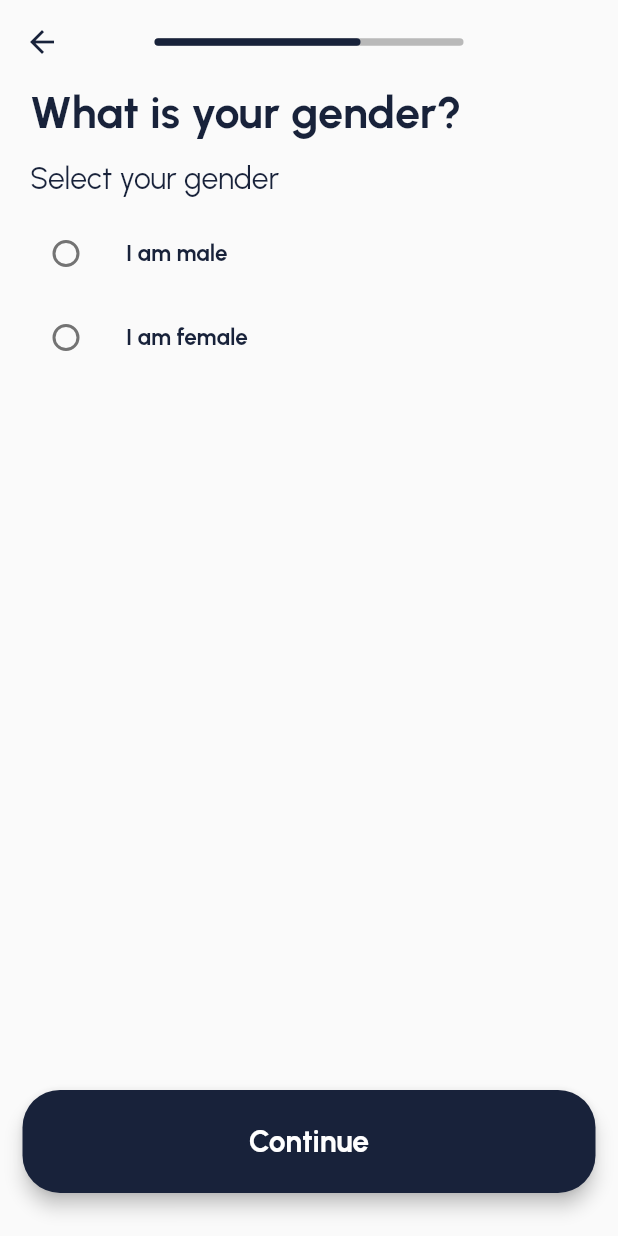
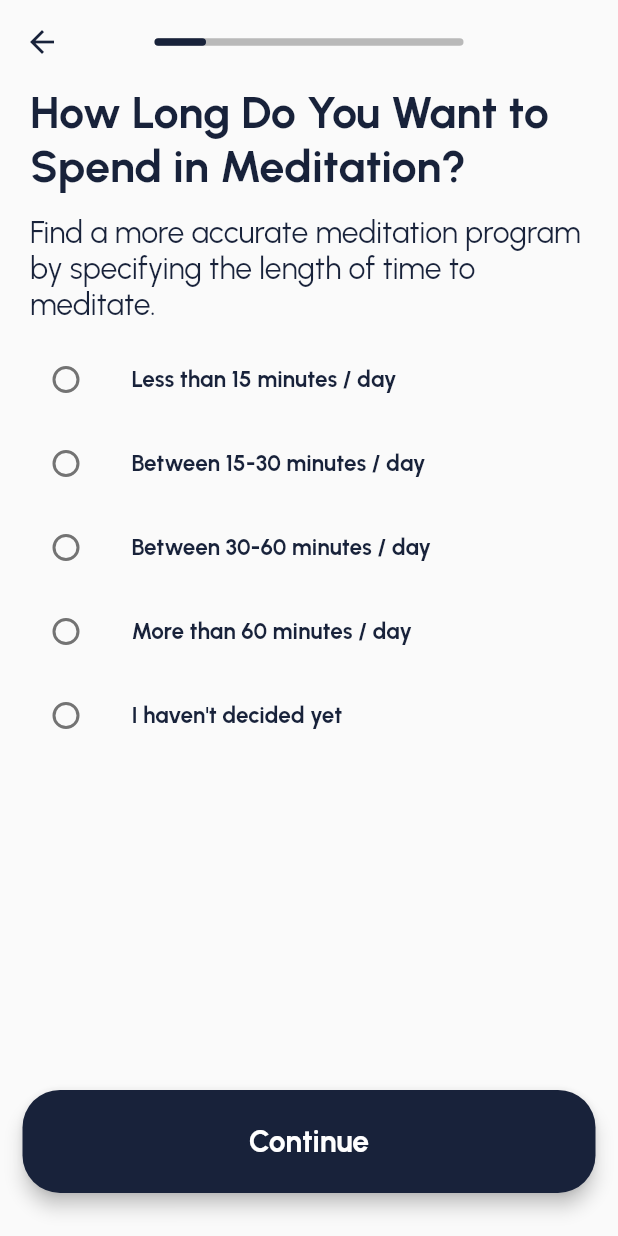
Before and after one commit to nguyentung158/mental_health, a Flutter app: the FlowSignUpScreen screen opened by its route, swiped to page 4, on a phone screen of 412 x 824 dp. Run offline on Flutter 3.47's test engine with Material 2 defaults, Android fonts, the phone set to English and light mode, and no system bars; our stand-ins replace google_fonts.

Commit message:
finish flow screens ui

```diff
--- /dev/null
+++ b/lib/constant.dart
@@ -0,0 +1,24 @@
+const Map<int, String> gendersDatas = {0: 'male', 1: 'female'};
+const Map<int, String> ageDatas = {
+  0: '14 - 17',
+  1: '18 - 24',
+  2: '25 - 29',
+  3: '30 - 34',
+  4: '35 - 39',
+  5: '40 - 44',
+  6: '45 - 49',
+  7: '≥ 50',
+};
+const List<Map> goalDatas = [
+  {'id': 0, 'title': 'Stress Reduction'},
+  {'id': 1, 'title': 'Better Sleep'},
+  {'id': 2, 'title': 'Improved Focus & Concentration'},
+  {'id': 3, 'title': 'Increased Self-Awareness'}
+];
+const List<Map> Timedatas = [
+  {'id': 0, 'title': ' Less than 15 minutes / day'},
+  {'id': 1, 'title': ' Between 15-30 minutes / day'},
+  {'id': 2, 'title': ' Between 30-60 minutes / day'},
+  {'id': 3, 'title': ' More than 60 minutes / day'},
+  {'id': 4, 'title': " I haven't decided yet"},
+];
--- a/lib/main.dart
+++ b/lib/main.dart
@@ -57,8 +57,8 @@ class MyApp extends StatelessWidget {
       ),
       home: const GetStartScreen(),
       routes: {
-        FlowSignUpScreen.route: (context) => FlowSignUpScreen(),
-        LoginScreen.route: (context) => const LoginScreen()
+        FlowSignUpScreen.route: (context) => const FlowSignUpScreen(),
+        LoginScreen.route: (context) => LoginScreen()
       },
     );
   }
--- a/lib/screens/auth_screens/sign_up_flow_screens/age_slide.dart
+++ b/lib/screens/auth_screens/sign_up_flow_screens/age_slide.dart
@@ -19,7 +19,7 @@ class _AgeSlideState extends State<AgeSlide> {
         widget.setAge(index);
       },
       child: Card(
-        margin: EdgeInsets.symmetric(vertical: 0),
+        margin: const EdgeInsets.symmetric(vertical: 0),
         color: widget.age == index
             ? Theme.of(context).colorScheme.primary
             : Colors.white,
--- a/lib/screens/auth_screens/sign_up_flow_screens/flow_sign_up_screen.dart
+++ b/lib/screens/auth_screens/sign_up_flow_screens/flow_sign_up_screen.dart
@@ -1,11 +1,16 @@
 import 'package:flutter/material.dart';
+import 'package:mental_health_app/constant.dart';
 import 'package:mental_health_app/screens/auth_screens/sign_up_flow_screens/age_slide.dart';
 import 'package:mental_health_app/screens/auth_screens/sign_up_flow_screens/genders_slide.dart';
+import 'package:mental_health_app/screens/auth_screens/sign_up_flow_screens/goal_slide.dart';
+import 'package:mental_health_app/screens/auth_screens/sign_up_flow_screens/profile_slide.dart';
+import 'package:mental_health_app/screens/auth_screens/sign_up_flow_screens/signup_slide.dart';
+import 'package:mental_health_app/screens/auth_screens/sign_up_flow_screens/time_slide.dart';
 import 'package:mental_health_app/widgets/auth_button.dart';
 
 class FlowSignUpScreen extends StatefulWidget {
   static String route = '/sign0';
-  FlowSignUpScreen({super.key});
+  const FlowSignUpScreen({super.key});
 
   @override
   State<FlowSignUpScreen> createState() => _FlowSignUpScreenState();
@@ -14,13 +19,33 @@ class FlowSignUpScreen extends StatefulWidget {
 class _FlowSignUpScreenState extends State<FlowSignUpScreen> {
   int genders = 2;
   int age = 8;
+  List<Map> _goals = [];
+  Map<int, bool> selectedFlag = {};
+  int choice = 5;
+  Map<String, dynamic> profileData = {
+    'name': '',
+    'phoneNumber': '',
+    'dateOfBirth': ''
+  };
+
   PageController pageController =
-      PageController(initialPage: 0, keepPage: true);
+      PageController(initialPage: 0, keepPage: false);
+  TextEditingController name = TextEditingController();
+  TextEditingController phoneNumber = TextEditingController();
+  TextEditingController email = TextEditingController();
+  TextEditingController password = TextEditingController();
+  TextEditingController rePassword = TextEditingController();
+  TextEditingController dateOfBirth = TextEditingController();
   int _cunrruntPage = 0;
 
   @override
   void dispose() {
-    // TODO: implement dispose
+    name.dispose();
+    email.dispose();
+    phoneNumber.dispose();
+    password.dispose();
+    rePassword.dispose();
+    dateOfBirth.dispose();
     pageController.dispose();
     super.dispose();
   }
@@ -31,6 +56,22 @@ class _FlowSignUpScreenState extends State<FlowSignUpScreen> {
 
   void setAge(int val) {
     age = val;
+  }
+
+  void setGoal(Map<int, bool> data) {
+    selectedFlag = data;
+  }
+
+  setChoice(int val) {
+    choice = val;
+  }
+
+  void _showSnackBar(String title, BuildContext context) {
+    ScaffoldMessenger.of(context).hideCurrentSnackBar();
+    ScaffoldMessenger.of(context).showSnackBar(SnackBar(
+      content: Text(title),
+      duration: Duration(seconds: 2),
+    ));
   }
 
   @override
@@ -79,12 +120,13 @@ class _FlowSignUpScreenState extends State<FlowSignUpScreen> {
           children: [
             Expanded(
               child: PageView(
+                physics: const NeverScrollableScrollPhysics(),
                 controller: pageController,
-                onPageChanged: (value) {
-                  setState(() {
-                    _cunrruntPage = value;
-                  });
-                },
+                // onPageChanged: (value) {
+                //   setState(() {
+                //     _cunrruntPage = value;
+                //   });
+                // },
                 children: [
                   GenderSlide(
                     genders: genders,
@@ -94,21 +136,23 @@ class _FlowSignUpScreenState extends State<FlowSignUpScreen> {
                     age: age,
                     setAge: setAge,
                   ),
-                  GenderSlide(
-                    setGender: setGender,
-                    genders: genders,
+                  GoalSlide(
+                    setGoal: setGoal,
+                    selectedFlag: selectedFlag,
                   ),
-                  GenderSlide(
-                    setGender: setGender,
-                    genders: genders,
+                  TimeSlide(
+                    setChoice: setChoice,
+                    choice: choice,
                   ),
-                  GenderSlide(
-                    setGender: setGender,
-                    genders: genders,
+                  ProfileSlide(
+                    dateOfBirth: dateOfBirth,
+                    name: name,
+                    phoneNumber: phoneNumber,
                   ),
-                  GenderSlide(
-                    setGender: setGender,
-                    genders: genders,
+                  SignUpSlide(
+                    email: email,
+                    password: password,
+                    rePassword: rePassword,
                   ),
                 ],
               ),
@@ -118,6 +162,87 @@ class _FlowSignUpScreenState extends State<FlowSignUpScreen> {
                   title: _cunrruntPage == 5 ? 'Sign up' : 'Continue',
                   color: Colors.white),
               onTap: () {
+                switch (_cunrruntPage) {
+                  case 0:
+                    if (genders == 2) {
+                      _showSnackBar('Please choose your gender!', context);
+                      return;
+                    }
+                    break;
+                  case 1:
+                    if (age == 8) {
+                      _showSnackBar('Please choose your age!', context);
+                      return;
+                    }
+                    break;
+                  case 2:
+                    selectedFlag.forEach((key, value) {
+                      if (value == true) {
+                        _goals.add(goalDatas[key]);
+                      }
+                    });
+
+                    break;
+                  case 3:
+                    if (choice == 5) {
+                      _showSnackBar('Please choose your answer!', context);
+                      return;
+                    }
+                    break;
+                  case 4:
+                    if (name.text == '' ||
+                        dateOfBirth.text == '' ||
+                        phoneNumber.text == '') {
+                      _showSnackBar('Please enter all the fields', context);
+                      return;
+                    }
+                    if (name.text.length < 6) {
+                      _showSnackBar(
+                          'Name must have at least 6 characters', context);
+                      return;
+                    }
+                    if (phoneNumber.text.length < 8) {
+                      _showSnackBar(
+                          'Phone number must have at least 8 characters',
+                          context);
+                      return;
+                    }
+                    break;
+                  case 5:
+                    if (email.text == '' ||
+                        password.text == '' ||
+                        rePassword.text == '') {
+                      _showSnackBar('Please enter all the fields', context);
+                      return;
+                    }
+                    if (!email.text.contains('@')) {
+                      _showSnackBar('Invalid email', context);
+
+                      return;
+                    }
+                    if (rePassword.text != password.text) {
+                      _showSnackBar('Passwords do not match!', context);
+                    }
+                    if (password.text.length < 6) {
+                      _showSnackBar(
+                          'Password must have at least 6 characters', context);
+                      return;
+                    }
+                    print({
+                      'gender': gendersDatas[genders],
+                      'age': ageDatas[age],
+                      'goals': _goals,
+                      'choice': goalDatas[choice],
+                      'userData': {
+                        'name': name.text,
+                        'dateOfBirth': dateOfBirth.text,
+                        'phoneNumber': phoneNumber.text,
+                      },
+                      'auth': {'email': email.text, 'password': password.text}
+                    });
+                    break;
+                  default:
+                }
                 if (_cunrruntPage < 5) {
                   pageController.nextPage(
                       duration: const Duration(milliseconds: 400),
--- /dev/null
+++ b/lib/screens/auth_screens/sign_up_flow_screens/time_slide.dart
@@ -0,0 +1,61 @@
+import 'package:flutter/material.dart';
+import 'package:mental_health_app/constant.dart';
+
+class TimeSlide extends StatefulWidget {
+  int choice;
+  Function setChoice;
+  TimeSlide({super.key, required this.choice, required this.setChoice});
+
+  @override
+  State<TimeSlide> createState() => _TimeSlideState();
+}
+
+class _TimeSlideState extends State<TimeSlide> {
+  @override
+  Widget build(BuildContext context) {
+    return Padding(
+      padding: const EdgeInsets.only(left: 5),
+      child: Column(
+        crossAxisAlignment: CrossAxisAlignment.start,
+        children: [
+          Text(
+            'How Long Do You Want to Spend in Meditation?',
+            style: Theme.of(context).textTheme.headline3,
+          ),
+          const SizedBox(
+            height: 15,
+          ),
+          Text(
+            'Find a more accurate meditation program by specifying the length of time to meditate.',
+            style: Theme.of(context).textTheme.bodyText2,
+          ),
+          const SizedBox(
+            height: 10,
+          ),
+          Expanded(
+            child: ListView.builder(
+              itemBuilder: ((context, index) {
+                return ListTile(
+                    contentPadding: const EdgeInsets.all(0),
+                    title: Text(
+                      Timedatas[index]['title'],
+                      style: Theme.of(context).textTheme.headline6,
+                    ),
+                    leading: Radio(
+                        value: index,
+                        groupValue: widget.choice,
+                        onChanged: (val) {
+                          setState(() {
+                            widget.choice = index;
+                            widget.setChoice(index);
+                          });
+                        }));
+              }),
+              itemCount: Timedatas.length,
+            ),
+          )
+        ],
+      ),
+    );
+  }
+}
```
Also changed, not shown: lib/screens/auth_screens/login_screen.dart (+5 -4 lines), lib/screens/auth_screens/sign_up_flow_screens/genders_slide.dart (+6 -6 lines), lib/screens/auth_screens/sign_up_flow_screens/goal_slide.dart (added, +72 -0 lines), lib/screens/auth_screens/sign_up_flow_screens/profile_slide.dart (added, +106 -0 lines), lib/screens/auth_screens/sign_up_flow_screens/signup_slide.dart (added, +89 -0 lines), lib/widgets/text_field.dart (+21 -6 lines).
